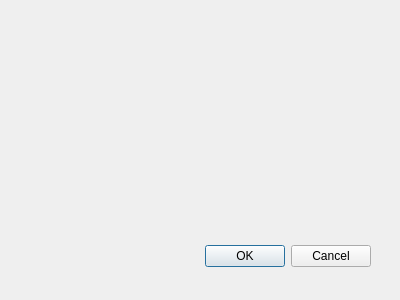
Before: the Qt Designer form paperdialog.ui in Imanity/GraphView, drawn with Qt 5.
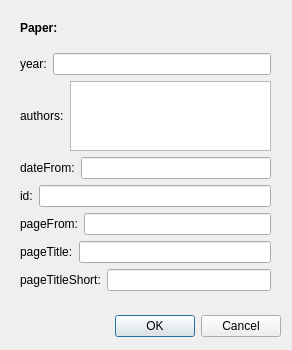
After: the same form once the commit is applied.

Commit message: 显示paperNode详细信息

Patch:
```diff
--- a/paperdialog.ui
+++ b/paperdialog.ui
@@ -8,19 +8,25 @@
    <rect>
     <x>0</x>
     <y>0</y>
-    <width>400</width>
-    <height>300</height>
+    <width>292</width>
+    <height>350</height>
    </rect>
   </property>
+  <property name="sizePolicy">
+   <sizepolicy hsizetype="Fixed" vsizetype="Fixed">
+    <horstretch>0</horstretch>
+    <verstretch>0</verstretch>
+   </sizepolicy>
+  </property>
   <property name="windowTitle">
    <string>Dialog</string>
   </property>
   <widget name="buttonBox" class="QDialogButtonBox">
    <property name="geometry">
     <rect>
-     <x>30</x>
-     <y>240</y>
-     <width>341</width>
+     <x>10</x>
+     <y>310</y>
+     <width>271</width>
      <height>32</height>
     </rect>
    </property>
@@ -31,6 +37,123 @@
     <set>QDialogButtonBox::Cancel|QDialogButtonBox::Ok</set>
    </property>
   </widget>
+  <widget class="QWidget" name="verticalLayoutWidget">
+   <property name="geometry">
+    <rect>
+     <x>20</x>
+     <y>10</y>
+     <width>251</width>
+     <height>281</height>
+    </rect>
+   </property>
+   <layout class="QVBoxLayout" name="verticalLayout" stretch="1,1,1,1,1,1,1,1">
+    <item>
+     <widget class="QLabel" name="label">
+      <property name="text">
+       <string>&lt;b&gt;Paper:&lt;/b&gt;</string>
+      </property>
+     </widget>
+    </item>
+    <item>
+     <layout class="QHBoxLayout" name="horizontalLayout">
+      <item>
+       <widget class="QLabel" name="label_2">
+        <property name="text">
+         <string>year:</string>
+        </property>
+       </widget>
+      </item>
+      <item>
+       <widget class="QLineEdit" name="year"/>
+      </item>
+     </layout>
+    </item>
+    <item>
+     <layout class="QHBoxLayout" name="horizontalLayout_2">
+      <item>
+       <widget class="QLabel" name="label_3">
+        <property name="text">
+         <string>authors:</string>
+        </property>
+       </widget>
+      </item>
+      <item>
+       <widget class="QTextEdit" name="authors"/>
+      </item>
+     </layout>
+    </item>
+    <item>
+     <layout class="QHBoxLayout" name="horizontalLayout_3">
+      <item>
+       <widget class="QLabel" name="label_4">
+        <property name="text">
+         <string>dateFrom:</string>
+        </property>
+       </widget>
+      </item>
+      <item>
+       <widget class="QLineEdit" name="dateFrom"/>
+      </item>
+     </layout>
+    </item>
+    <item>
+     <layout class="QHBoxLayout" name="horizontalLayout_4">
+      <item>
+       <widget class="QLabel" name="label_5">
+        <property name="text">
+         <string>id:</string>
+        </property>
+       </widget>
+      </item>
+      <item>
+       <widget class="QLineEdit" name="id"/>
+      </item>
+     </layout>
+    </item>
+    <item>
+     <layout class="QHBoxLayout" name="horizontalLayout_6">
+      <item>
+       <widget class="QLabel" name="label_6">
+        <property name="text">
+         <string>pageFrom:</string>
+        </property>
+       </widget>
+      </item>
+      <item>
+       <widget class="QLineEdit" name="pageFrom"/>
+      </item>
+     </layout>
+    </item>
+    <item>
+     <layout class="QHBoxLayout" name="horizontalLayout_7">
+      <item>
+       <widget class="QLabel" name="label_7">
+        <property name="text">
+         <string>pageTitle:</string>
+        </property>
+       </widget>
+      </item>
+      <item>
+       <widget class="QLineEdit" name="pageTitle"/>
+      </item>
+     </layout>
+    </item>
+    <item>
+     <layout class="QHBoxLayout" name="horizontalLayout_8">
+      <item>
+       <widget class="QLabel" name="label_8">
+        <property name="text">
+         <string>pageTitleShort:</string>
+        </property>
+       </widget>
+      </item>
+      <item>
+       <widget class="QLineEdit" name="pageTitleShort"/>
+      </item>
+     </layout>
+    </item>
+   </layout>
+  </widget>
  </widget>
  <pixmapfunction/>
  <resources/>
```
Left out of the diff: 9 changed lines with no effect on the pictures. The commit also changes 9 other files.
